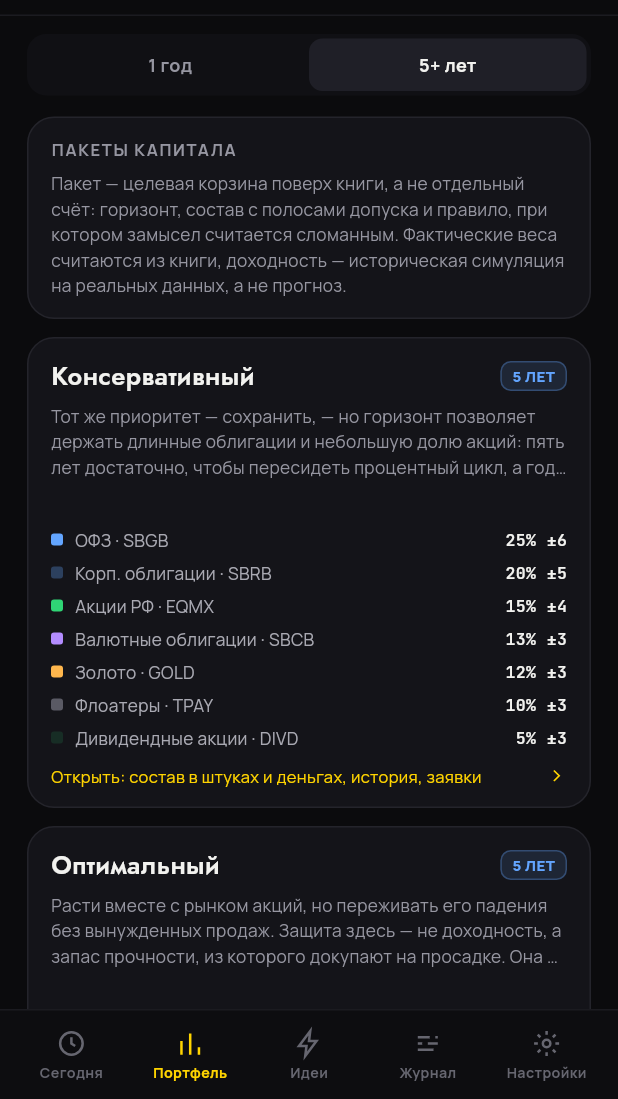
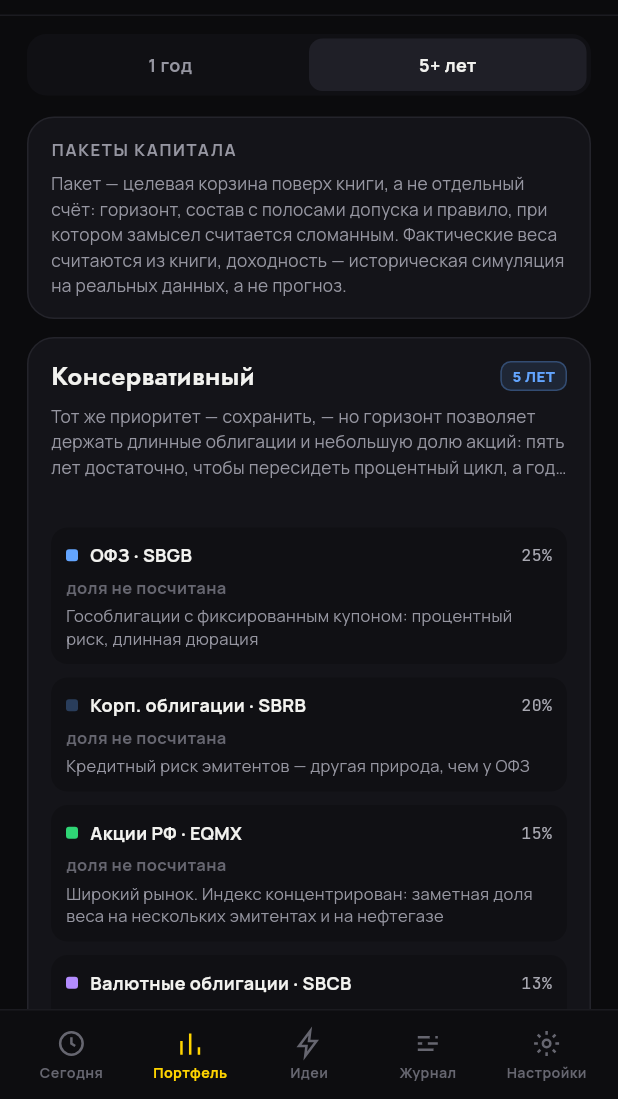
Before and after one commit to compas-psy/signalAI-mobileApp, a Flutter app: the screen it shows after launch, item 2 of the bottom bar chosen, on a phone screen of 412 x 824 dp, the part 137-1236 px from its top. Run offline on Flutter 3.47's test engine with Material 3 defaults, Android fonts, the phone set to English and light mode, and no system bars; network calls fail.

Commit message:
ТЗ v2 §7: таблица состава пакета с действием и тезисом
Шесть колонок ТЗ — инструмент, роль, текущая доля, целевая, действие, тезис
— вместо прежнего списка «класс — вес». На телефоне строка складывается в
две, но ни одна колонка не выброшена: «действие» без «почему» это приказ, а
«почему» без «действия» — эссе.

Пока книга пуста, действие честно говорит «доля не посчитана». Написать
«держать» было бы хуже пустоты: это читается как проверенный вывод, хотя за
ним нет ни одного числа.

Co-Authored-By: Claude Opus 5 <noreply@anthropic.com>
Claude-Session: https://claude.ai/code/session_01UPp3gCuVo3LLjH2jr5YaGn

```diff
--- a/lib/ui/screens/capital_screen.dart
+++ b/lib/ui/screens/capital_screen.dart
@@ -640,35 +640,14 @@ class _PackagePlanCard extends StatelessWidget {
             const SizedBox(height: 12),
             CompositionBar(plan: plan),
             const SizedBox(height: 10),
-            for (final target in plan.targets)
-              Padding(
-                padding: const EdgeInsets.only(bottom: 6),
-                child: Row(
-                  children: [
-                    Container(
-                      width: 8,
-                      height: 8,
-                      decoration: BoxDecoration(
-                        color: classColor(target.assetClass),
-                        borderRadius: BorderRadius.circular(2),
-                      ),
-                    ),
-                    const SizedBox(width: 8),
-                    Expanded(
-                      child: Text(
-                        '${target.assetClass.label} · ${target.assetClass.proxy}',
-                        style: T.body(11.5, color: C.textSecondary),
-                      ),
-                    ),
-                    Text(
-                      '${target.weightPercent.round()}% '
-                      '±${target.bandPercent.round()}',
-                      style: T.mono(11, weight: 600),
-                    ),
-                  ],
-                ),
-              ),
-            const SizedBox(height: 4),
+            // Таблица ТЗ §7: инструмент, роль, текущая доля, целевая,
+            // действие и тезис. Фактические доли берутся из книги; пока её
+            // нет, показываются только цели — выдумывать текущий вес нельзя.
+            PackageTable(
+              plan: plan,
+              positions: controller.rebalance(plan)?.positions,
+            ),
+            const SizedBox(height: 10),
             Row(
               children: [
                 Expanded(
--- a/lib/ui/widgets/package_widgets.dart
+++ b/lib/ui/widgets/package_widgets.dart
@@ -129,3 +129,107 @@ class RebalanceBlock extends StatelessWidget {
         ),
       );
 }
+
+/// Таблица состава пакета (ТЗ §7).
+///
+/// Шесть колонок ТЗ — инструмент, роль, текущая доля, целевая, действие,
+/// тезис — на телефон в строку не помещаются, поэтому строка складывается в
+/// две: сверху инструмент с ролью и долями, снизу действие и тезис. Ни одна
+/// колонка при этом не выброшена: «действие» без «почему» — приказ, а
+/// «почему» без «действия» — эссе.
+class PackageTable extends StatelessWidget {
+  const PackageTable({super.key, required this.plan, this.positions});
+
+  final PackagePlan plan;
+
+  /// Фактические веса из книги. null — книга пуста, показываем только цели.
+  final List<ClassPosition>? positions;
+
+  @override
+  Widget build(BuildContext context) {
+    final actual = {
+      for (final p in positions ?? const <ClassPosition>[]) p.assetClass: p,
+    };
+    return Column(
+      crossAxisAlignment: CrossAxisAlignment.start,
+      children: [
+        for (final target in plan.targets) ...[
+          _Row(target: target, position: actual[target.assetClass]),
+          if (target != plan.targets.last) const SizedBox(height: 9),
+        ],
+      ],
+    );
+  }
+}
+
+class _Row extends StatelessWidget {
+  const _Row({required this.target, required this.position});
+
+  final PackageTarget target;
+  final ClassPosition? position;
+
+  /// Что делать с классом. Без фактических весов — «нет данных», а не
+  /// «держать»: «держать» читается как проверенный вывод.
+  (String, Color) get _action {
+    final p = position;
+    if (p == null) return ('доля не посчитана', C.faint);
+    if (!p.outOfBand) return ('в полосе — не трогаем', C.green);
+    return p.drift > 0
+        ? ('сократить до ${target.weightPercent.round()}%', C.red)
+        : ('докупить до ${target.weightPercent.round()}%', C.accent);
+  }
+
+  @override
+  Widget build(BuildContext context) {
+    final (action, actionColor) = _action;
+    final p = position;
+    return Container(
+      padding: const EdgeInsets.all(10),
+      decoration: BoxDecoration(
+        color: C.inset,
+        borderRadius: BorderRadius.circular(R.inset),
+      ),
+      child: Column(
+        crossAxisAlignment: CrossAxisAlignment.start,
+        children: [
+          Row(
+            children: [
+              Container(
+                width: 8,
+                height: 8,
+                decoration: BoxDecoration(
+                  color: classColor(target.assetClass),
+                  borderRadius: BorderRadius.circular(2),
+                ),
+              ),
+              const SizedBox(width: 8),
+              Expanded(
+                child: Text(
+                  '${target.assetClass.label} · ${target.assetClass.proxy}',
+                  maxLines: 1,
+                  overflow: TextOverflow.ellipsis,
+                  style: T.body(12, weight: 700),
+                ),
+              ),
+              const SizedBox(width: 8),
+              Text(
+                p == null
+                    ? '${target.weightPercent.round()}%'
+                    : '${p.actualPercent.toStringAsFixed(1).replaceAll('.', ',')}% '
+                        '→ ${target.weightPercent.round()}%',
+                style: T.mono(11, color: C.textSecondary),
+              ),
+            ],
+          ),
+          const SizedBox(height: 5),
+          Text(action, style: T.body(11, weight: 700, color: actionColor)),
+          const SizedBox(height: 3),
+          Text(
+            target.assetClass.thesis,
+            style: T.body(11, color: C.muted, height: 1.4),
+          ),
+        ],
+      ),
+    );
+  }
+}
```
Also changed, not shown: 1 other file.
